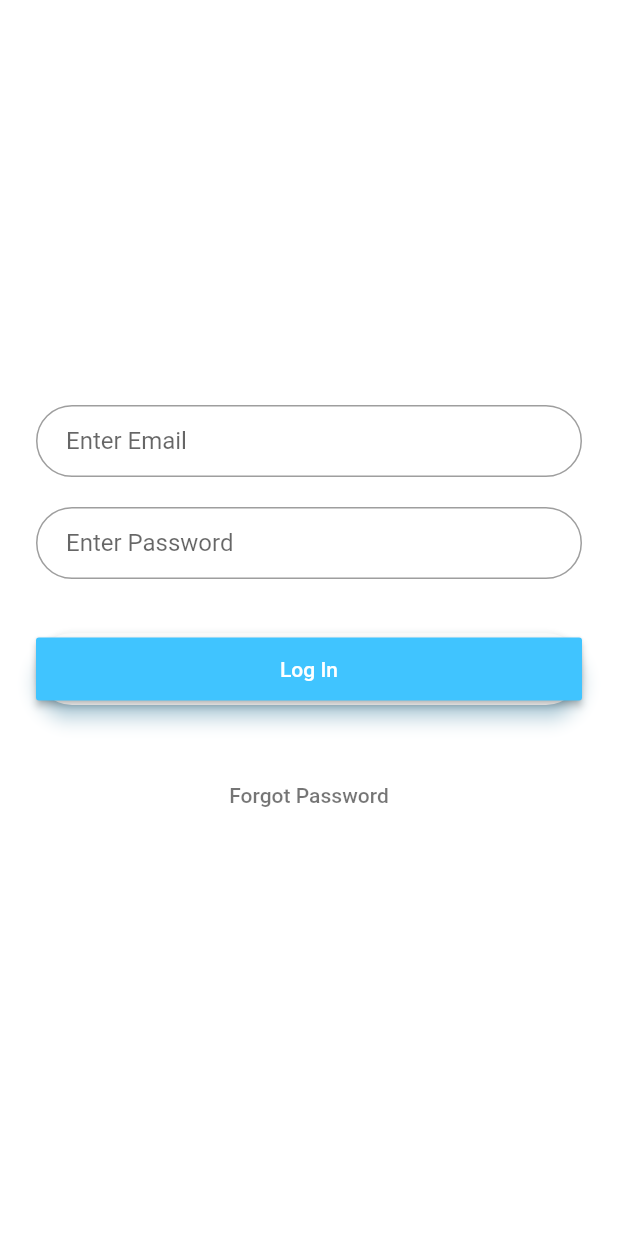
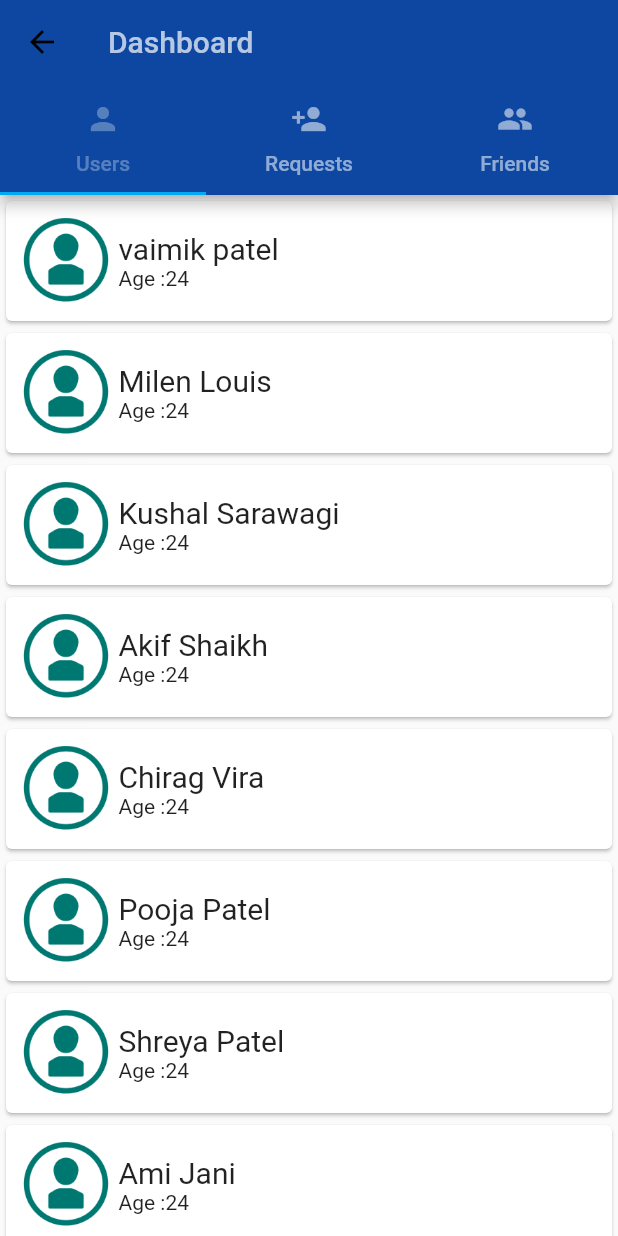
Before and after one commit to vaimikpatel2908/Flutter_Commu-tree_app, a Flutter app: the DashboardPage screen opened by its route, on a phone screen of 412 x 824 dp. Run offline on Flutter 3.47's test engine with Material 2 defaults, Android fonts, the phone set to English and light mode, and no system bars; our stand-ins replace shared_preferences, sqflite; accounts and stored records are empty; Roboto replaces fonts that are missing (Numito).

Commit message:
tabs update

```diff
--- a/commutreeflutterapp/lib/dashboard_page.dart
+++ b/commutreeflutterapp/lib/dashboard_page.dart
@@ -1,5 +1,7 @@
 import 'package:flutter/material.dart';
-import 'dbhelper.dart';
+import './firstTab.dart' as first;
+import './secondTab.dart' as second;
+import './thirdTab.dart' as third;
 
 class DashboardPage extends StatefulWidget {
   static String tag='Dashboard';
@@ -9,91 +11,65 @@ class DashboardPage extends StatefulWidget {
   _DashboardPageState createState() => _DashboardPageState();
 }
 
-class _DashboardPageState extends State<DashboardPage> {
+class _DashboardPageState extends State<DashboardPage> with SingleTickerProviderStateMixin {
+
+    TabController _tabController;
+
+
+    @override
+    void initState(){
+      super.initState();
+      _tabController=new TabController(vsync: this,length: 4);
+    }
+
+    @override
+    void dispose(){
+      _tabController.dispose();
+      super.dispose();
+    }
+
   @override
   Widget build(BuildContext context) {
-    final logo = Hero(
-tag:'hero',
-child: CircleAvatar(
-  backgroundColor:Colors.transparent,
-  radius:48.0,
-  child: new Image.asset('assets/user.png',),
-)
-    );
-
-    final email=TextFormField(
-      keyboardType: TextInputType.emailAddress,
-      autofocus: false,
-      decoration: InputDecoration(
-        hintText: 'Enter Email',
-        contentPadding: EdgeInsets.fromLTRB(20.0, 10.0, 20.0, 10.0),
-        border: OutlineInputBorder(
-          borderRadius: BorderRadius.circular(32.0)
-        )
-      )
-    );
-
-
-
-    final password=TextFormField(
-      autofocus: false,
-      decoration: InputDecoration(
-        hintText: 'Enter Password',
-        contentPadding: EdgeInsets.fromLTRB(20.0, 10.0, 20.0, 10.0),
-        border: OutlineInputBorder(
-          borderRadius: BorderRadius.circular(32.0)
-        )
-      )
-    );
-
-
-
-
-    final loginButton=Padding(
-      padding: EdgeInsets.symmetric(
-        vertical:16.0
-        ),
-        child: Material(
-          borderRadius: BorderRadius.circular(30.0),
-          shadowColor: Colors.lightBlueAccent.shade100,
-          elevation: 5.0,
-          child: MaterialButton(
-            minWidth: 200.0,
-            height: 42.0,
-            onPressed: (){
-
-            },
-            color: Colors.lightBlueAccent,
-            child: Text('Log In',
-            style:TextStyle(color:Colors.white)),
+    return Scaffold(
+      appBar: new AppBar(
+        title: new Text("Dashboard",style: TextStyle(color: Colors.white70),),
+        backgroundColor: Colors.blue.shade900,
+        bottom: new TabBar(
+          controller: _tabController,
+          labelColor: Colors.white30,
+          labelStyle: TextStyle(color: Colors.white30),
+          unselectedLabelColor: Colors.white54,
+          unselectedLabelStyle: TextStyle(color: Colors.white54),
+          tabs: <Tab>[
+              new Tab(icon: new Icon(Icons.person),text: "Users",),
+              new Tab(icon: new Icon(Icons.person_add),text: "Requests"),
+              new Tab(icon: new Icon(Icons.group),text: "Friends")
+          ],
           ),
         ),
-    );
+        body: new TabBarView(
+          controller: _tabController,
+          children: <Widget>[
+            new first.FirstTab(),
+            new second.SecondTab(),
+            new third.Thirdpage(),
+          ],
+        ),
 
-    final forgotLabel=FlatButton(child: Text('Forgot Password',style: TextStyle(color: Colors.black54)
-    ),
-    onPressed:(){
+        );
 
-    });
-
-    return Scaffold(
-      backgroundColor: Colors.white,
-      body: Center(
-        child:ListView(
-          shrinkWrap: true,
-          padding: EdgeInsets.only(left:24.0,right: 24.0),
-          children: <Widget>[
-            email,
-            SizedBox(height:20.0),
-            password,
-            SizedBox(height:20.0),
-            loginButton,
-            SizedBox(height:20.0),
-            forgotLabel
-          ],
-          )
-      )
-    );
-
+    // return Scaffold(
+    //   backgroundColor: Colors.white,
+    //   body: Center(
+    //     child:ListView(
+    //       shrinkWrap: true,
+    //       padding: EdgeInsets.only(left:24.0,right: 24.0),
+    //       children: <Widget>[
+    //         SizedBox(height:20.0),
+    //         dashboardTxt
+    //       ],
+    //       )
+    //   )
+    // );
   }
 }
--- /dev/null
+++ b/commutreeflutterapp/lib/firstTab.dart
@@ -0,0 +1,53 @@
+import 'package:flutter/material.dart';
+import 'dbhelper.dart';
+import 'models/Person.dart';
+
+class FirstTab extends StatefulWidget {
+  @override
+  _FirstTabState createState() => _FirstTabState();
+}
+
+class _FirstTabState extends State<FirstTab> {
+  final DBHelper dbHelper=DBHelper.dbhelper;
+  Person person=new Person();
+  List<Person> usersList=new List<Person>();
+
+  @override
+  void initState(){
+    super.initState();
+    setState(() {
+          usersList= person.seedData();
+    });
+  }
+
+  @override
+  Widget build(BuildContext context) {
+    return Scaffold(
+      body: ListView.builder(
+        itemCount:usersList.length,
+        itemBuilder: (BuildContext context,int index){
+          return new Card(
+            child:new Container(
+              padding: EdgeInsets.all(5.0),
+              child: new Row(
+                children: <Widget>[
+                  Image.asset('assets/user.png',width: 70.0,height: 70.0,),
+                  new Column(
+                    children: <Widget>[
+                      Text(usersList[index].name,textAlign: TextAlign.center,style: TextStyle(fontSize: 20.0),),
+                      Text("Age :"+usersList[index].age.toString(),textAlign: TextAlign.left,),
+                    ],
+                    crossAxisAlignment: CrossAxisAlignment.start,
+                  ),
+                ],
+                mainAxisSize: MainAxisSize.max,
+                mainAxisAlignment: MainAxisAlignment.start,
+              ),
+            )
+          );
+
+        },
+      ),
+    );
+  }
+}
--- a/commutreeflutterapp/lib/login_page.dart
+++ b/commutreeflutterapp/lib/login_page.dart
@@ -1,7 +1,7 @@
 import 'package:flutter/material.dart';
-import 'dbhelper.dart';
-import 'dashboard_page.dart';
-import 'registration_page.dart';
+import './dbhelper.dart';
+import './dashboard_page.dart';
+import './registration_page.dart';
 
 class LoginPage extends StatefulWidget {
   static String tag='Login';
--- a/commutreeflutterapp/lib/models/Person.dart
+++ b/commutreeflutterapp/lib/models/Person.dart
@@ -1,3 +1,4 @@
+import 'package:commutreeflutterapp/dbhelper.dart';
 
 class Person {
     int id;
@@ -29,20 +30,34 @@ class Person {
         this.education,
     });
 
-    int get personId => id;
-    String get personName => name;
-    String get personImage => image;
-    String get personEmail => email;
-    String get personPassword => password;
-    int get personAge => age;
-    String get personPhone =>phone;
-    String get personDob =>dob;
-    String get personAddress =>address;
-    String get personCity =>city;
-    String get personMrgStatus =>mrg_status;
-    String get personProfession =>profession;
-    String get personEducation =>education;
+  // static final columnId = "id";
+  // static final columnImage = "image";
+  // static final columnName = "name";
+  // static String columnEmail = "email";
+  // static String columnPassword = "password";
+  // static String columnAge = "age";
+  // static String columnPhone = "phone";
+  // static String columnDob = "dob";
+  // static String columnAddress = "address";
+  // static String columnCity = "city";
+  // static String columnMaritalStatus = "mrg_status";
+  // static String columnProfession = "profession";
+  // static String columnEducation = "education";
+  //
 
+   // int get personId => id;
+    // String get personName => name;
+    // String get personImage => image;
+    // String get personEmail => email;
+    // String get personPassword => password;
+    // int get personAge => age;
+    // String get personPhone =>phone;
+    // String get personDob =>dob;
+    // String get personAddress =>address;
+    // String get personCity =>city;
+    // String get personMrgStatus =>mrg_status;
+    // String get personProfession =>profession;
+    // String get personEducation =>education;
 
     factory Person.fromJson(Map<String, dynamic> data) => new Person(
         id: data["id"] as int,
@@ -76,10 +91,7 @@ class Person {
         "education": person.education,
     };
 
-
-
-    Future<List<Map<String,dynamic>>> seedData(){
-
+    List<Person> seedData(){
 
     //List of users
     List<Person> usersList=new List<Person>();
@@ -95,11 +107,8 @@ class Person {
     usersList.add(new Person(name: "Manthan Jha",image: 'assets/user.png',email: 'manthan@gmail.com',password: 'manthan',age: 24,dob: '08/29/1994',phone: '+1(437)7716754',address: '1 Lee Centre Drive',city: 'Toronto',profession: 'Student',education: 'Post Graduate'));
     // row to insert
 
+    return usersList;
 
-    // Map<String,dynamic> favrow= {
-    //   DBHelper.FavColumnUserId:1,
-    //   DBHelper.FavColumnFavUserID:2,
-    //   DBHelper.FavColumnStatus:1,
-    // };
+
     }
 }
```
Also changed, not shown: commutreeflutterapp/lib/dbhelper.dart (+1 -13 lines), commutreeflutterapp/lib/registration_page.dart (+27 -0 lines), commutreeflutterapp/lib/secondTab.dart (added, +54 -0 lines), commutreeflutterapp/lib/thirdTab.dart (added, +54 -0 lines).
